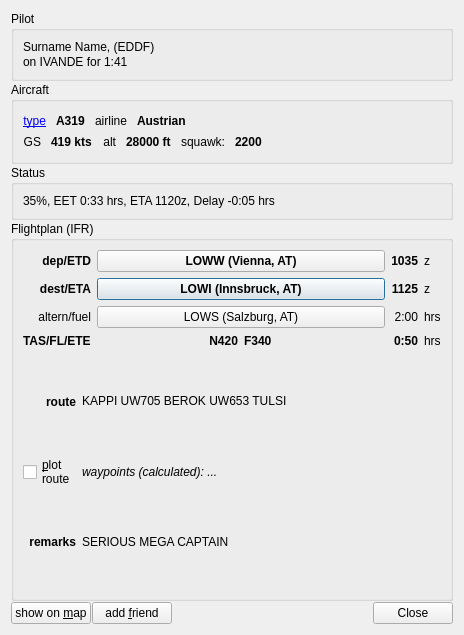
The window that src/PilotDetails.ui (qutescoop/qutescoop) describes before a commit, drawn with Qt 5.
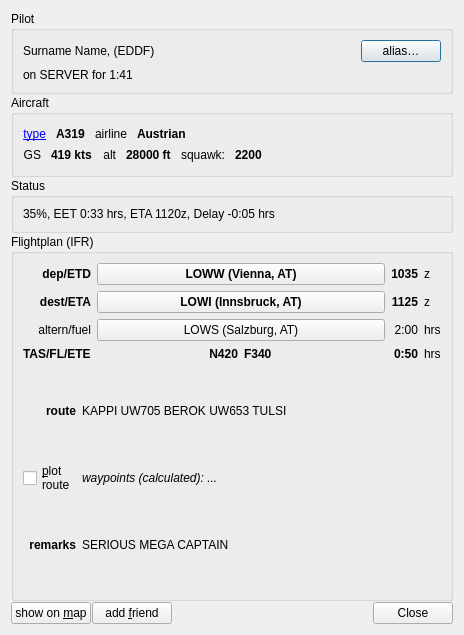
The same window after the commit. Icons and pictures are not drawn.

```diff
--- a/src/PilotDetails.ui
+++ b/src/PilotDetails.ui
@@ -26,27 +26,44 @@
      <property name="title">
       <string>Pilot</string>
      </property>
-     <layout class="QVBoxLayout">
-      <property name="spacing">
-       <number>1</number>
-      </property>
+     <layout class="QVBoxLayout" name="verticalLayout_2">
+      <item>
+       <layout class="QHBoxLayout" name="horizontalLayout_7">
       <item>
        <widget class="QLabel" name="lblPilotInfo">
+          <property name="sizePolicy">
+           <sizepolicy hsizetype="Preferred" vsizetype="Preferred">
+            <horstretch>1</horstretch>
+            <verstretch>0</verstretch>
+           </sizepolicy>
+          </property>
         <property name="text">
          <string>Surname Name, (EDDF)</string>
         </property>
-        <property name="alignment">
-         <set>Qt::AlignLeading|Qt::AlignLeft|Qt::AlignTop</set>
-        </property>
         <property name="openExternalLinks">
          <bool>true</bool>
         </property>
        </widget>
+        </item>
+        <item>
+         <widget class="QPushButton" name="pbAlias">
+          <property name="sizePolicy">
+           <sizepolicy hsizetype="Maximum" vsizetype="Fixed">
+            <horstretch>0</horstretch>
+            <verstretch>0</verstretch>
+           </sizepolicy>
+          </property>
+          <property name="text">
+           <string>alias…</string>
+          </property>
+         </widget>
+        </item>
+       </layout>
       </item>
       <item>
        <widget class="QLabel" name="lblConnected">
         <property name="text">
-         <string>on IVANDE for 1:41</string>
+         <string>on SERVER for 1:41</string>
         </property>
        </widget>
       </item>
@@ -87,7 +104,6 @@
          <widget class="QLabel" name="lblAircraft">
           <property name="font">
            <font>
-            <weight>75</weight>
             <bold>true</bold>
            </font>
           </property>
@@ -117,7 +133,6 @@
          <widget class="QLabel" name="lblAirline">
           <property name="font">
            <font>
-            <weight>75</weight>
             <bold>true</bold>
            </font>
           </property>
@@ -166,7 +181,6 @@
          <widget class="QLabel" name="lblGroundspeed">
           <property name="font">
            <font>
-            <weight>75</weight>
             <bold>true</bold>
            </font>
           </property>
@@ -195,7 +209,6 @@
          <widget class="QLabel" name="lblAltitude">
           <property name="font">
            <font>
-            <weight>75</weight>
             <bold>true</bold>
            </font>
           </property>
@@ -221,7 +234,6 @@
          <widget class="QLabel" name="lblSquwak">
           <property name="font">
            <font>
-            <weight>75</weight>
             <bold>true</bold>
            </font>
           </property>
@@ -284,7 +296,6 @@
          <widget class="QLabel" name="label_3">
           <property name="font">
            <font>
-            <weight>75</weight>
             <bold>true</bold>
            </font>
           </property>
@@ -303,7 +314,6 @@
          <widget class="QLabel" name="label_4">
           <property name="font">
            <font>
-            <weight>75</weight>
             <bold>true</bold>
            </font>
           </property>
@@ -322,7 +332,6 @@
          <widget class="QLabel" name="lblPlanEta">
           <property name="font">
            <font>
-            <weight>75</weight>
             <bold>true</bold>
            </font>
           </property>
@@ -347,7 +356,6 @@
           </property>
           <property name="font">
            <font>
-            <weight>75</weight>
             <bold>true</bold>
            </font>
           </property>
@@ -368,7 +376,6 @@
            <widget class="QLabel" name="lblPlanTas">
             <property name="font">
              <font>
-              <weight>75</weight>
               <bold>true</bold>
              </font>
             </property>
@@ -387,7 +394,6 @@
            <widget class="QLabel" name="lblPlanFl">
             <property name="font">
              <font>
-              <weight>75</weight>
               <bold>true</bold>
              </font>
             </property>
@@ -405,7 +411,6 @@
          <widget class="QLabel" name="label_2">
           <property name="font">
            <font>
-            <weight>75</weight>
             <bold>true</bold>
            </font>
           </property>
@@ -421,7 +426,6 @@
          <widget class="QLabel" name="lblPlanEte">
           <property name="font">
            <font>
-            <weight>75</weight>
             <bold>true</bold>
            </font>
           </property>
@@ -448,7 +452,6 @@
             </property>
             <property name="font">
              <font>
-              <weight>75</weight>
               <bold>true</bold>
              </font>
             </property>
@@ -477,7 +480,6 @@
             </property>
             <property name="font">
              <font>
-              <weight>75</weight>
               <bold>true</bold>
              </font>
             </property>
@@ -626,7 +628,6 @@
          <widget class="QLabel" name="label_6">
           <property name="font">
            <font>
-            <weight>75</weight>
             <bold>true</bold>
            </font>
           </property>
@@ -662,7 +663,6 @@
          <widget class="QLabel" name="label">
           <property name="font">
            <font>
-            <weight>75</weight>
             <bold>true</bold>
            </font>
           </property>
```
Left out of the diff: 2 changed lines with no effect on the pictures. Lines whose indentation alone changed are shown as unchanged.
